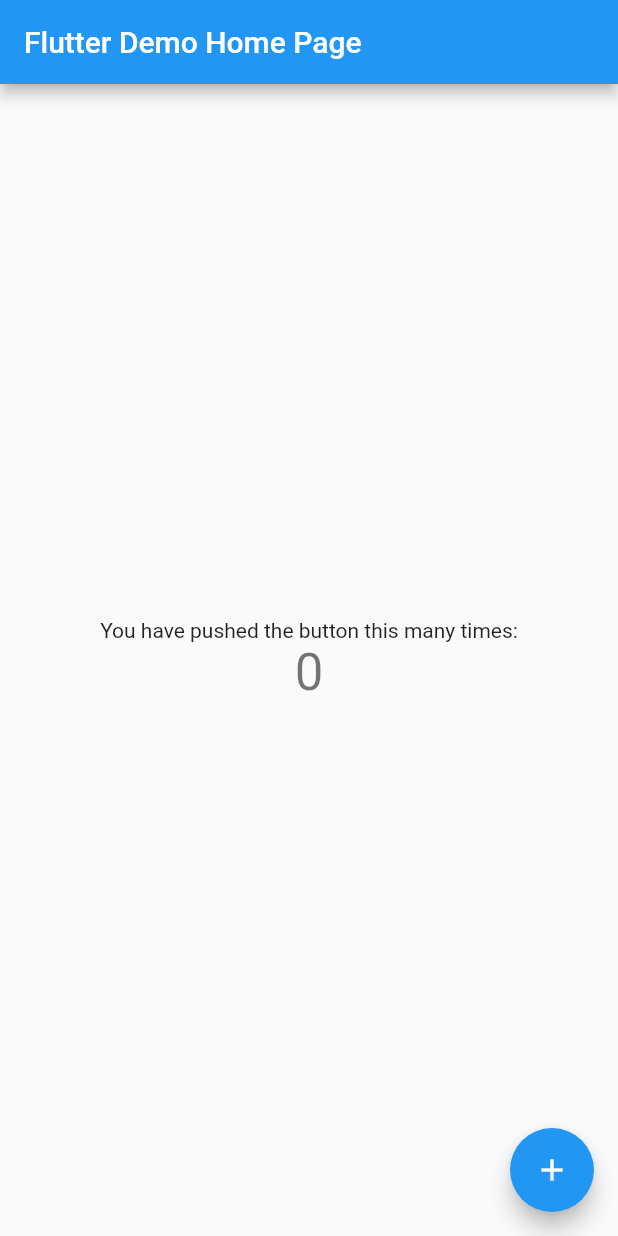
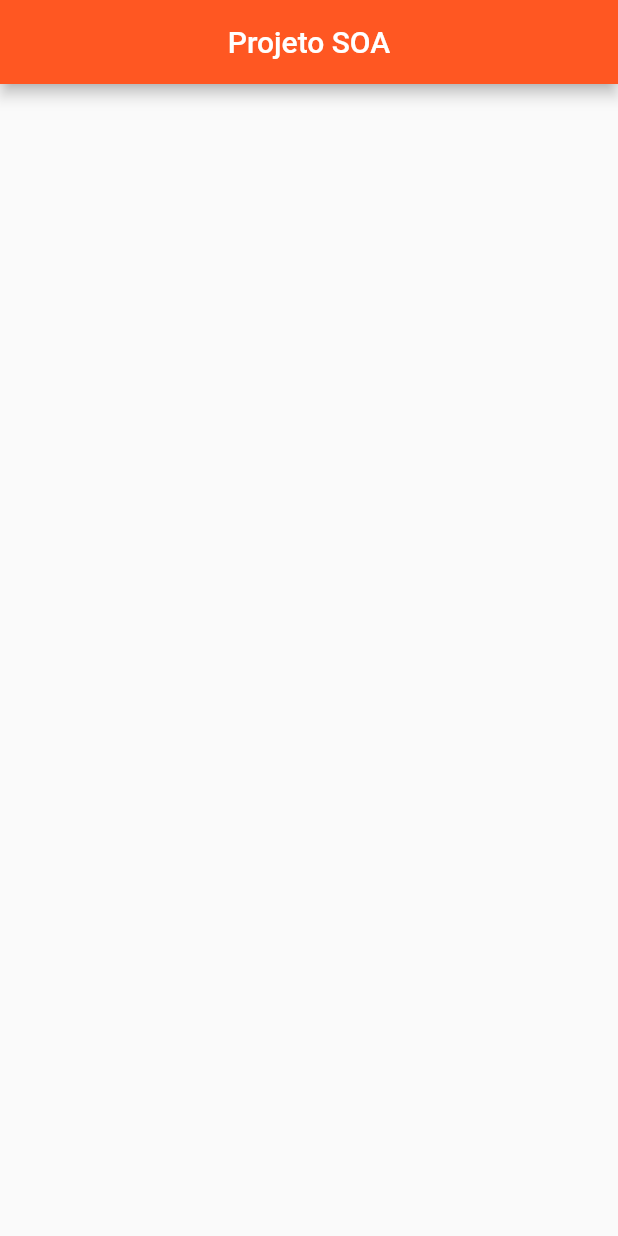
Before and after one commit to bkpaulera/SOA-2019, a Flutter app: the screen it shows after launch, on a phone screen of 412 x 824 dp. Run offline on Flutter 3.47's test engine with Material 2 defaults, Android fonts, the phone set to English and light mode, and no system bars.

Commit message:
Adição de um Scaffold ,
Titulo
Corpo Branco

```diff
--- a/soa_app/lib/main.dart
+++ b/soa_app/lib/main.dart
@@ -1,111 +1,26 @@
+
 import 'package:flutter/material.dart';
 
-void main() => runApp(MyApp());
+void main(){
+  runApp(MaterialApp(
+    home: Home(),
+  ));
+}
 
-class MyApp extends StatelessWidget {
-  // This widget is the root of your application.
+class Home extends StatefulWidget {
+  @override
+  _HomeState createState() => _HomeState();
+}
+
+class _HomeState extends State<Home> {
   @override
   Widget build(BuildContext context) {
-    return MaterialApp(
-      title: 'Flutter Demo',
-      theme: ThemeData(
-        // This is the theme of your application.
-        //
-        // Try running your application with "flutter run". You'll see the
-        // application has a blue toolbar. Then, without quitting the app, try
-        // changing the primarySwatch below to Colors.green and then invoke
-        // "hot reload" (press "r" in the console where you ran "flutter run",
-        // or simply save your changes to "hot reload" in a Flutter IDE).
-        // Notice that the counter didn't reset back to zero; the application
-        // is not restarted.
-        primarySwatch: Colors.blue,
+    return Scaffold(
+      appBar: AppBar(
+        title: Text("Projeto SOA"),
+        backgroundColor: Colors.deepOrange,
+        centerTitle: true,
       ),
-      home: MyHomePage(title: 'Flutter Demo Home Page'),
     );
   }
 }
-
-class MyHomePage extends StatefulWidget {
-  MyHomePage({Key key, this.title}) : super(key: key);
-
-  // This widget is the home page of your application. It is stateful, meaning
-  // that it has a State object (defined below) that contains fields that affect
-  // how it looks.
-
-  // This class is the configuration for the state. It holds the values (in this
-  // case the title) provided by the parent (in this case the App widget) and
-  // used by the build method of the State. Fields in a Widget subclass are
-  // always marked "final".
-
-  final String title;
-
-  @override
-  _MyHomePageState createState() => _MyHomePageState();
-}
-
-class _MyHomePageState extends State<MyHomePage> {
-  int _counter = 0;
-
-  void _incrementCounter() {
-    setState(() {
-      // This call to setState tells the Flutter framework that something has
-      // changed in this State, which causes it to rerun the build method below
-      // so that the display can reflect the updated values. If we changed
-      // _counter without calling setState(), then the build method would not be
-      // called again, and so nothing would appear to happen.
-      _counter++;
-    });
-  }
-
-  @override
-  Widget build(BuildContext context) {
-    // This method is rerun every time setState is called, for instance as done
-    // by the _incrementCounter method above.
-    //
-    // The Flutter framework has been optimized to make rerunning build methods
-    // fast, so that you can just rebuild anything that needs updating rather
-    // than having to individually change instances of widgets.
-    return Scaffold(
-      appBar: AppBar(
-        // Here we take the value from the MyHomePage object that was created by
-        // the App.build method, and use it to set our appbar title.
-        title: Text(widget.title),
-      ),
-      body: Center(
-        // Center is a layout widget. It takes a single child and positions it
-        // in the middle of the parent.
-        child: Column(
-          // Column is also layout widget. It takes a list of children and
-          // arranges them vertically. By default, it sizes itself to fit its
-          // children horizontally, and tries to be as tall as its parent.
-          //
-          // Invoke "debug painting" (press "p" in the console, choose the
-          // "Toggle Debug Paint" action from the Flutter Inspector in Android
-          // Studio, or the "Toggle Debug Paint" command in Visual Studio Code)
-          // to see the wireframe for each widget.
-          //
-          // Column has various properties to control how it sizes itself and
-          // how it positions its children. Here we use mainAxisAlignment to
-          // center the children vertically; the main axis here is the vertical
-          // axis because Columns are vertical (the cross axis would be
-          // horizontal).
-          mainAxisAlignment: MainAxisAlignment.center,
-          children: <Widget>[
-            Text(
-              'You have pushed the button this many times:',
-            ),
-            Text(
-              '$_counter',
-              style: Theme.of(context).textTheme.display1,
-            ),
-          ],
-        ),
-      ),
-      floatingActionButton: FloatingActionButton(
-        onPressed: _incrementCounter,
-        tooltip: 'Increment',
-        child: Icon(Icons.add),
-      ), // This trailing comma makes auto-formatting nicer for build methods.
-    );
-  }
-}
```
Also changed, not shown: 1 other file.
